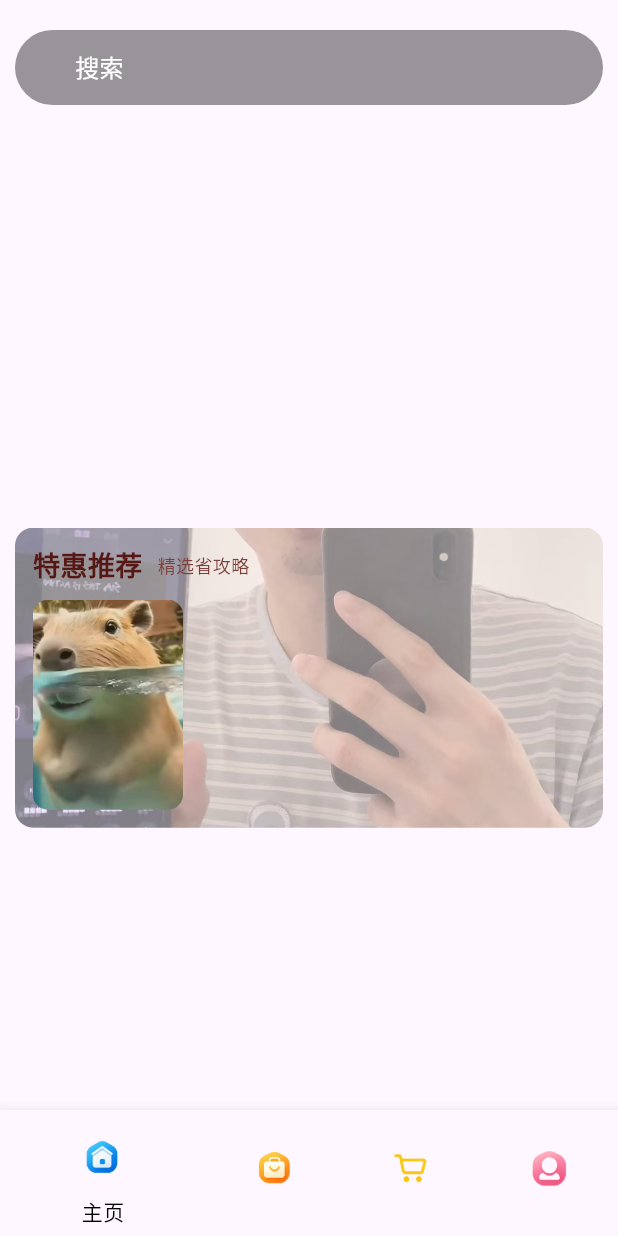
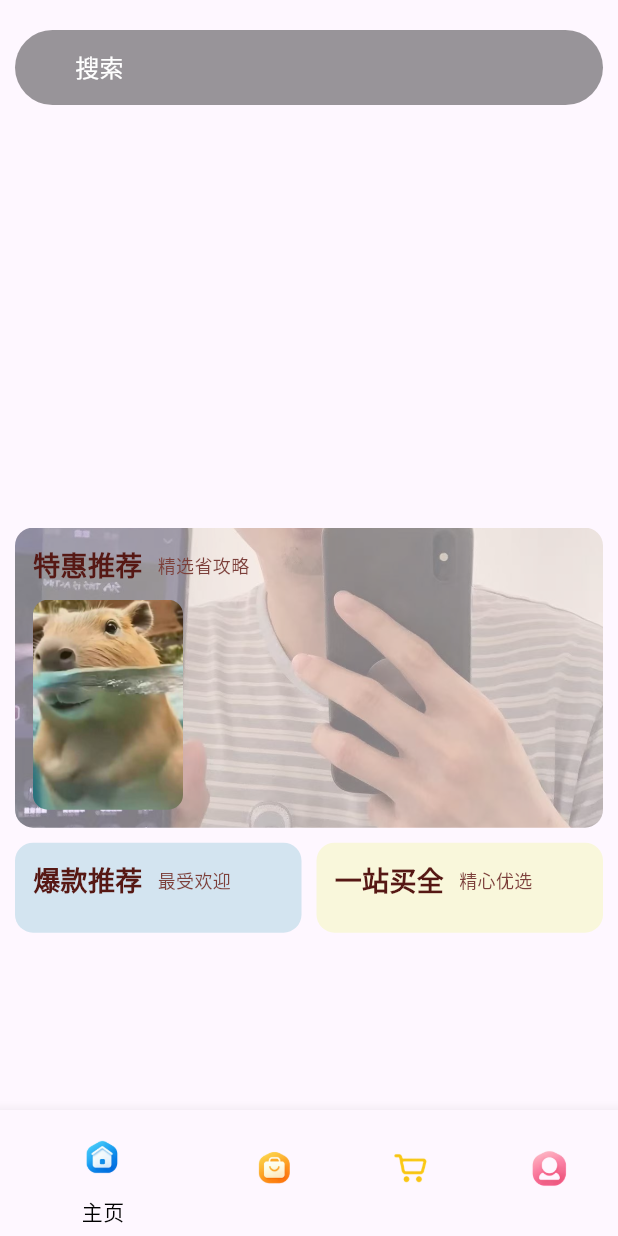
Before and after one commit to mouse-huang-hao/e_business_platform, a Flutter app: the screen it shows after launch, on a phone screen of 412 x 824 dp. Run offline on Flutter 3.47's test engine with Material 3 defaults, Android fonts, the phone set to English and light mode, and no system bars; drawn by our look-alikes of carousel_slider; our stand-ins replace dio; network calls fail.

Commit message:
爆款推荐和一站买成

```diff
--- a/lib/components/home/HomeHot.dart
+++ b/lib/components/home/HomeHot.dart
@@ -1,17 +1,102 @@
+import 'package:e_business_platform/viewmodels/homemodels.dart';
 import 'package:flutter/material.dart';
 
 class HomeHot extends StatefulWidget {
-  HomeHot({Key? key}) : super(key: key);
+  final RecommendationResult result;
+  final String type;
+
+  HomeHot({Key? key, required this.result, required this.type}) : super(key: key);
 
   @override
   _HomeHotState createState() => _HomeHotState();
 }
 
 class _HomeHotState extends State<HomeHot> {
+  List<GoodsItem> get _items{
+    if(widget.result.subTypes.isEmpty)return [];
+    return widget.result.subTypes.first.goodsItems.items.take(2).toList();
+  }
+  List<Widget>  _displayGoodsItems(){
+    return _items.map((item){
+      return Container(
+        alignment: Alignment.center,
+        margin: EdgeInsets.symmetric(horizontal: 20),
+        width: 80,
+        decoration: BoxDecoration(
+          borderRadius: BorderRadius.circular(12),
+          ),
+        child: Column(
+          mainAxisAlignment: MainAxisAlignment.center,
+          children: [
+            ClipRRect(
+              borderRadius: BorderRadiusGeometry.circular(12),
+              child: Image.network(
+                item.picture,
+                width: 80,
+                height: 100,
+                fit: BoxFit.cover,
+                errorBuilder: (context, error, stackTrace) => Image.asset("lib/assets/LingJun2.jpg",width: 80,height: 100,fit: BoxFit.cover,),)
+              ),
+              SizedBox(height: 5,),
+              Text("￥${item.price}",
+              style:TextStyle(
+                fontSize: 12,
+                color: Color.fromARGB(255, 86, 24, 20),
+                fontWeight: FontWeight.bold,
+              )
+              )
+            ],
+          )
+      );
+    }).toList();
+  }
+
+  Widget _getHeader(){
+    return Row(
+      children: [
+        Text(
+          widget.type=="step"?"一站买全":"爆款推荐",
+          style: TextStyle(
+            fontSize: 18,
+            fontWeight: FontWeight.w700,
+            color: Color.fromARGB(255, 86, 24, 20),
+          ),
+        ),
+        SizedBox(width: 10,),
+        Text(widget.type=="step"?"精心优选":"最受欢迎",
+        style: TextStyle(
+          fontSize: 12,
+          color: Color.fromARGB(255, 124, 63, 58)
+          ),),
+
+
+
+    ],);
+  }
+
+
+
+
+
   @override
   Widget build(BuildContext context) {
-    return Container(
-       child: null,
-    );
+    return  Container(
+        padding: EdgeInsets.all(12),
+        decoration: BoxDecoration(
+          borderRadius: BorderRadius.circular(12),
+          color: widget.type=="step"
+          ?Color.fromARGB(255, 249, 247, 219)
+          :Color.fromARGB(255, 211, 228, 240),
+        ),
+        child: Column(
+          children: [
+            _getHeader(),
+            SizedBox(height: 10,),
+            Row(
+              children: _displayGoodsItems(),
+            ),
+          ],
+        ),
+      );
   }
 }
--- a/lib/constants/constans.dart
+++ b/lib/constants/constans.dart
@@ -10,4 +10,6 @@ class RequestInterface{
   static const String BANNER = "/home/banner";
   static const String CATEGORY = "/home/category/head";
   static const String RECOMMENDATION = "/hot/preference";
+  static const String HOT_RECOMMENDATION = "/hot/inVogue";
+  static const String HOT_RECOMMENDATION_RELATED = "/hot/oneStop";
 }
--- a/lib/pages/home_view/homeview.dart
+++ b/lib/pages/home_view/homeview.dart
@@ -15,6 +15,19 @@ class HomeView extends StatefulWidget {
 }
 
 class _HomeViewState extends State<HomeView> {
+  RecommendationResult _hotRecommendationResult = RecommendationResult(
+    id: '',
+    title: '',
+    subTypes: [],
+  );
+
+  RecommendationResult _hotRecommendationResultRelated =  RecommendationResult(
+    id: '',
+    title: '',
+    subTypes: [],
+  );
+
+
   List<BannerItem>_bannerList=[];
   List<CategoryItem>_categoryList=[];
   RecommendationResult _recommendationResult=RecommendationResult(
@@ -36,9 +49,9 @@ class _HomeViewState extends State<HomeView> {
           child:Flex(
             direction: Axis.horizontal,
             children: [
-              Expanded(child: HomeHot()),
+              Expanded(child: HomeHot(result: _hotRecommendationResult, type:"hot")),
               SizedBox(width: 10),
-              Expanded(child: HomeHot())
+              Expanded(child: HomeHot(result: _hotRecommendationResultRelated, type:"step"))
             ],
         ))),
       SliverToBoxAdapter(child: SizedBox(height: 10)),
@@ -51,6 +64,8 @@ class _HomeViewState extends State<HomeView> {
     _getBannerList();
     _getCategoryList();
     _getRecommendationList();
+    _getHotRecommendationList();
+    _getHotRecommendationRelatedList();
 
   }
 
@@ -73,6 +88,20 @@ class _HomeViewState extends State<HomeView> {
 
     });
   }
+  void _getHotRecommendationList()async{
+    _hotRecommendationResult= await getHotRecommendationListAPI();
+    setState(() {
+
+    });
+  }
+  void _getHotRecommendationRelatedList()async{
+    _hotRecommendationResultRelated= await getHotRecommendationRelatedListAPI();
+    setState(() {
+
+    });
+  }
+
+
 
   @override
   Widget build(BuildContext context) {
```
Also changed, not shown: lib/api/homeapi.dart (+8 -0 lines).
